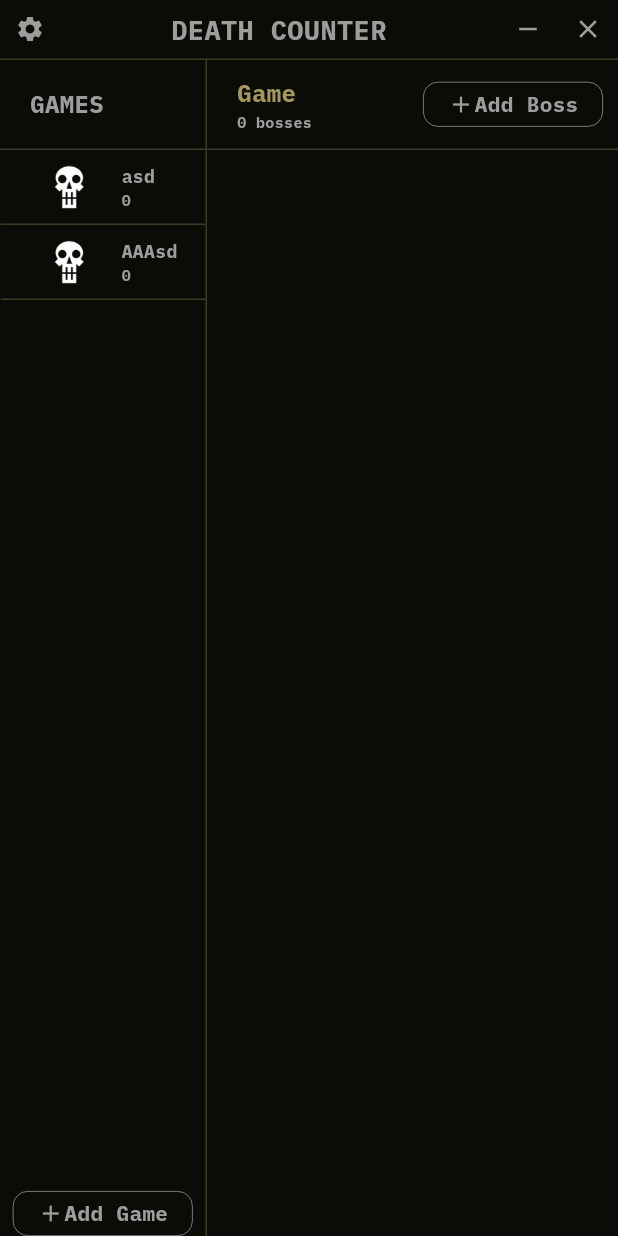
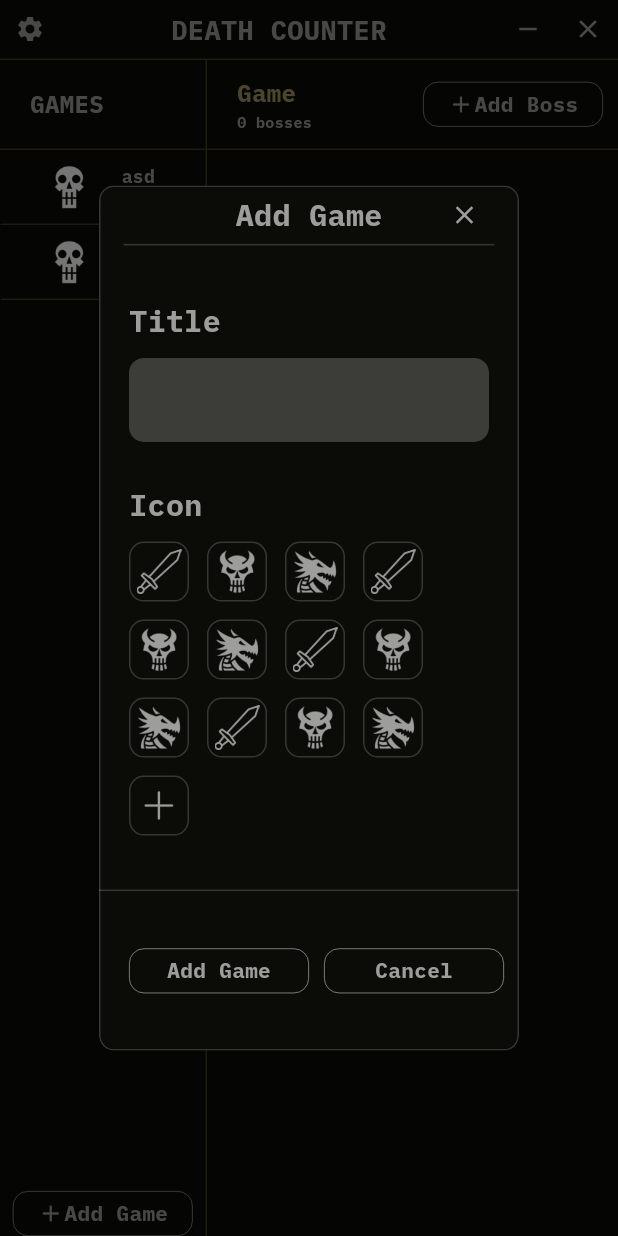
Before and after one commit to Wonder849/Death-Counter, a Flutter app: the screen it shows after launch, after a tap on "Add Game", on a phone screen of 412 x 824 dp. Run offline on Flutter 3.47's test engine with Material 3 defaults, Android fonts, the light colour scheme and no system bars; missing offline and left inert: window_manager.

Commit message:
Implement game add through modal window

```diff
--- a/lib/lists/lists_appearance/lists_headers.dart
+++ b/lib/lists/lists_appearance/lists_headers.dart
@@ -26,7 +26,6 @@ class GameListHeader extends StatelessWidget {
       child: Text(
         "GAMES",
         style: TextStyle(
-          color: MyColors.whiteColor,
           fontSize: MySizes.titlesTextSz,
         ),
       ),
@@ -82,7 +81,6 @@ class BossListHeader extends StatelessWidget {
                     Text(
                       bossCount.toString() + (bossCount == 1 ? " boss" : " bosses"),
                       style: TextStyle(
-                        color: MyColors.whiteColor,
                         fontSize: MySizes.subTitlesTextSz,
                       ),
                     ),
--- a/lib/main.dart
+++ b/lib/main.dart
@@ -1,3 +1,4 @@
+import 'package:death_counter/styles/colors.dart';
 import 'package:flutter/material.dart';
 import 'package:window_manager/window_manager.dart';
 
@@ -31,7 +32,10 @@ class MyApp extends StatelessWidget {
     return MaterialApp(
       debugShowCheckedModeBanner: false,
       title: 'Death Counter',
-      theme: ThemeData(fontFamily: 'IBMPlexMono'),
+      theme: ThemeData(textTheme: ThemeData.dark().textTheme.apply(
+        bodyColor: MyColors.whiteColor,
+        fontFamily: 'IBMPlexMono'
+      )),
       home: MainPage()
     );
   }
--- /dev/null
+++ b/lib/modal_windows/add_modal.dart
@@ -0,0 +1,206 @@
+import 'package:death_counter/models/game_model.dart';
+import 'package:death_counter/styles/colors.dart';
+import 'package:death_counter/styles/sizes.dart';
+import 'package:death_counter/utils/buttons.dart';
+import 'package:flutter/material.dart';
+
+class AddModal extends StatefulWidget {
+
+  AddModal({super.key});
+
+  @override
+  State<AddModal> createState() => _AddModalState();
+}
+
+class _AddModalState extends State<AddModal> {
+  final List<ImageProvider> _iconsList = [
+    AssetImage('Img/sword_icon.png'),
+    AssetImage('Img/demon_skull.png'),
+    AssetImage('Img/dragon.png'),
+        AssetImage('Img/sword_icon.png'),
+    AssetImage('Img/demon_skull.png'),
+    AssetImage('Img/dragon.png'),
+        AssetImage('Img/sword_icon.png'),
+    AssetImage('Img/demon_skull.png'),
+    AssetImage('Img/dragon.png'),
+        AssetImage('Img/sword_icon.png'),
+    AssetImage('Img/demon_skull.png'),
+    AssetImage('Img/dragon.png'),
+
+    AssetImage('Img/Plus.png')
+  ];
+
+  // Controller to get a game title
+  final _controller = TextEditingController();
+
+  int? selectedIndex;
+  ImageProvider selectedIcon = AssetImage('Img/question_mark.png');
+
+  void selectIcon(int index)
+  {
+    setState(() {
+      selectedIndex = index;
+      selectedIcon = _iconsList[index];
+    });
+  }
+
+  @override
+  Widget build(BuildContext context) {
+    return AlertDialog(
+      contentPadding: EdgeInsets.zero,
+      clipBehavior: Clip.antiAlias,
+      shape: RoundedRectangleBorder(
+        side: BorderSide(color: MyColors.greyColor, width: MySizes.borderWidth),
+        borderRadius: BorderRadiusGeometry.circular(10)
+      ),
+      backgroundColor: MyColors.mainDarkColor,
+      content: Container(
+        constraints: BoxConstraints(
+          minHeight: MediaQuery.sizeOf(context).height * 0.6,
+          maxHeight: MediaQuery.sizeOf(context).height * 0.7
+        ),
+        width: MediaQuery.sizeOf(context).width * 0.6,
+        decoration: BoxDecoration(
+          borderRadius: BorderRadiusGeometry.circular(10),
+        ),
+        child: Column(
+          children: [
+            // Title bar with button X
+            Container(
+              height: MySizes.titleBarsHeight,
+              width: MediaQuery.sizeOf(context).width * 0.6,
+              decoration: BoxDecoration(border: Border(bottom: BorderSide(width: MySizes.borderWidth, color: MyColors.greyColor))),
+              child: Stack(
+                alignment: Alignment.center,
+                  children: [
+                    Text("Add Game", style: TextStyle(fontSize: MySizes.modalTextHeadingsSz),),
+                    Positioned(
+                      right: 0,
+                      child: MyIconButton(
+                        icon: (Icons.close),
+                        onPressed: () => {Navigator.of(context).pop()}
+                      ),
+                    ),
+                  ],
+              ),
+            ),
+            // Rest of content: text fields, icons...
+            Expanded(
+              flex: 4,
+              child: Padding(
+                padding: const EdgeInsets.only(left: MySizes.modalContPdd, right: MySizes.modalContPdd),
+                child: Column(
+                  crossAxisAlignment: CrossAxisAlignment.stretch,
+                  mainAxisAlignment: MainAxisAlignment.center,
+                  spacing: MediaQuery.sizeOf(context).height / 30,
+                  children: [
+                    Column(
+                      crossAxisAlignment: CrossAxisAlignment.stretch,
+                      spacing: MySizes.modalContGap,
+                      children: [
+                        Text(
+                          "Title",
+                          style: TextStyle(
+                            fontSize: MySizes.modalTextHeadingsSz,
+                          ),
+                        ),
+                        TextField(
+                          controller: _controller,
+                          cursorColor: MyColors.whiteColor,
+                          decoration: InputDecoration(
+                            filled: true,
+                            fillColor : MyColors.modalTextFieldColor,
+                            enabledBorder: OutlineInputBorder(
+                              borderSide: BorderSide(color: Colors.transparent),
+                              borderRadius: BorderRadius.circular(10),
+                            ),
+                            focusedBorder: OutlineInputBorder(
+                              borderSide: BorderSide(color: Colors.transparent),
+                              borderRadius: BorderRadius.circular(10),
+                            )
+                          ),
+                        )
+                      ],
+                    ),
+                    Column(
+                      crossAxisAlignment: CrossAxisAlignment.stretch,
+                      spacing: MySizes.modalContGap,
+                      children: [
+                        Text(
+                          "Icon",
+                          style: TextStyle(
+                            fontSize: MySizes.modalTextHeadingsSz,
+                          ),
+                        ),
+                       Wrap(
+                        spacing: MySizes.modalIconsGap, // Horizontal gap
+                        runSpacing: MySizes.modalIconsGap, // Vertical gap
+                        children: _iconsList.asMap().entries.map((entry) {
+                          // Need to select icon
+                          final int index = entry.key;
+                          final ImageProvider iconAsset = entry.value;
+                          final bool isSelected = selectedIndex == index;
+
+                          return InkWell(
+                            onTap: () => selectIcon(index),
+                            borderRadius: BorderRadius.circular(MySizes.modalIconsBorderRadius),
+                            hoverColor: MyColors.greyColor,
+                            splashColor: Colors.transparent,
+                            child: Container(
+                              width: MySizes.buttonIconContSz,
+                              height: MySizes.buttonIconContSz,
+                              decoration: BoxDecoration(
+                                borderRadius: BorderRadius.circular(MySizes.modalIconsBorderRadius),
+                                border: BoxBorder.all(color: MyColors.greyColor),
+                                color: isSelected? MyColors.modalIconSelected : Colors.transparent
+                              ),
+                              child: Center(
+                                child: Image(
+                                  color: MyColors.whiteColor,
+                                  image: iconAsset,
+                                  width: MySizes.modalIconsSize,
+                                  height: MySizes.modalIconsSize
+                                ),
+                              ),
+                            ),
+                          );
+                        }).toList(),
+                       )
+                      ],
+                    )
+                  ],
+                ),
+              )
+            ),
+            // Action buttons
+            Expanded(
+              flex: 1,
+              child: Container(
+                decoration: BoxDecoration(
+                  border: Border(top: BorderSide(width: MySizes.borderWidth, color: MyColors.greyColor))
+                ),
+                child: Padding(
+                  padding: const EdgeInsets.only(left: MySizes.modalContPdd, right: MySizes.modalContPdd),
+                  child: Row(
+                    crossAxisAlignment: CrossAxisAlignment.center,
+                    mainAxisAlignment: MainAxisAlignment.end,
+                    spacing: 10,
+                    children: [
+                      MyActionButton(text: "Add Game", onPressed: () {
+                        // To get a game out of modal window
+                        // right to games list
+                        GameModel game = GameModel(gameIcon: selectedIcon, gameName: _controller.text);
+                        Navigator.of(context).pop(game);
+                      }),
+                      MyActionButton(text: "Cancel", onPressed: () {Navigator.of(context).pop(null);})
+                    ],
+                  ),
+                ),
+              ),
+            )
+          ],
+        ),
+      ),
+    );
+  }
+}
--- a/lib/pages/main_page.dart
+++ b/lib/pages/main_page.dart
@@ -1,5 +1,6 @@
 import 'package:death_counter/lists/lists_appearance/lists_body.dart';
 import 'package:death_counter/lists/lists_controllers/boss_list_controller.dart';
+import 'package:death_counter/modal_windows/add_modal.dart';
 import 'package:death_counter/models/boss_model.dart';
 import 'package:death_counter/models/game_model.dart';
 import 'package:death_counter/styles/colors.dart';
@@ -9,6 +10,7 @@ import 'package:death_counter/lists/lists_appearance/lists_headers.dart';
 import 'package:death_counter/utils/buttons.dart';
 import 'package:death_counter/utils/title_bar.dart';
 import 'package:flutter/material.dart';
+import 'package:flutter/services.dart';
 
 class MainPage extends StatefulWidget {
   const MainPage({super.key});
@@ -30,6 +32,21 @@ class _MainPageState extends State<MainPage> {
   void onGameSelected(int index) {
     _gamesListController.SelectGame(index);
     _bossListController.LoadBosses(_gamesListController.gamesList[index].bosses);
+  }
+
+  // For adding games to game list
+  // Opens a modal window and waiting for
+  // user to type a game info and send
+  void addGame() async
+  {
+    final newGame = await showDialog<GameModel>(
+      context: context,
+      builder: (context) { return AddModal(); }
+    );
+
+    if(newGame != null) {
+      _gamesListController.AddGame(game: newGame);
+    }
   }
 
   @override
@@ -56,7 +73,7 @@ class _MainPageState extends State<MainPage> {
                           onGameTap: onGameSelected,
                           ),
                       ),
-                      MyActionButton( icon: Icons.add, iconSize: 18, text: "Add Game", onPressed: () => {})
+                      MyActionButton( icon: Icons.add, iconSize: 18, text: "Add Game", onPressed: () => addGame())
                     ],
                   ),
                 ),
--- a/lib/styles/colors.dart
+++ b/lib/styles/colors.dart
@@ -7,6 +7,8 @@ class MyColors
   static const whiteColor = Color(0xFF9d9d9c);
   static const yellowColor = Color(0xFFB8820A);
   static const almostYellowColor = Color(0xFFA6965F);
-  static const hoverButtonTilesColor = Color.fromARGB(45, 255, 255, 255);
+  static const greyColor = Color.fromARGB(45, 255, 255, 255);
   static const activeTileBg = Color(0xFF17170C);
+  static const modalTextFieldColor = Color(0xFF3C3C39);
+  static const modalIconSelected = Color.fromARGB(80, 255, 255, 255);
 }
--- a/lib/styles/sizes.dart
+++ b/lib/styles/sizes.dart
@@ -2,6 +2,8 @@
 
 class MySizes
 {
+  static const double titleBarsHeight = 40;
+
   static const double textPad20 = 20;
 
   static const double borderWidth = 1;
@@ -21,4 +23,12 @@ class MySizes
   static const double buttonActionWidth = 120;
   static const double buttonActionHeight = 30;
   static const double buttonActionBorderRadius = 10;
+
+  static const double modalTextHeadingsSz = 20;
+  static const double modalContPdd = 20;
+  static const double modalContGap = 10;
+
+  static const double modalIconsGap = 12;
+  static const double modalIconsSize = 30;
+  static const double modalIconsBorderRadius = 10;
 }
--- a/lib/tiles/game_tile.dart
+++ b/lib/tiles/game_tile.dart
@@ -15,7 +15,7 @@ class GameTile extends StatelessWidget {
   Widget build(BuildContext context) {
     return InkWell(
       onTap: onTap,
-      hoverColor: MyColors.hoverButtonTilesColor,
+      hoverColor: MyColors.greyColor,
       splashColor: Colors.transparent,
       child: Container(
         height: MySizes.tilesHight,
--- a/lib/utils/buttons.dart
+++ b/lib/utils/buttons.dart
@@ -21,7 +21,7 @@ class MyIconButton extends StatelessWidget {
   Widget build(BuildContext context) {
     return InkWell(
       onTap: onPressed,
-      hoverColor: MyColors.hoverButtonTilesColor,
+      hoverColor: MyColors.greyColor,
       splashColor: Colors.transparent,
       child: Container(
         width: contSize,
@@ -34,7 +34,7 @@ class MyIconButton extends StatelessWidget {
 }
 
 class MyActionButton extends StatelessWidget {
-  final IconData icon;
+  final IconData? icon;
   final double iconSize;
   final String text;
   final VoidCallback onPressed;
@@ -42,7 +42,7 @@ class MyActionButton extends StatelessWidget {
   final double height;
   const MyActionButton({
     super.key,
-    required this.icon,
+    this.icon,
     this.iconSize = MySizes.iconsSz,
     required this.text,
     required this.onPressed,
@@ -57,7 +57,7 @@ class MyActionButton extends StatelessWidget {
       borderRadius: BorderRadius.all(
         Radius.circular(MySizes.buttonActionBorderRadius),
       ),
-      hoverColor: MyColors.hoverButtonTilesColor,
+      hoverColor: MyColors.greyColor,
       splashColor: Colors.transparent,
       child: Container(
         width: width,
@@ -72,7 +72,9 @@ class MyActionButton extends StatelessWidget {
           crossAxisAlignment: CrossAxisAlignment.center,
           mainAxisAlignment: MainAxisAlignment.center,
           children: [
-            Icon(icon, color: MyColors.whiteColor, size: iconSize),
+            if(icon != null) ...[
+              Icon(icon, color: MyColors.whiteColor, size: iconSize),
+            ],
             Text(text, style: TextStyle(color: MyColors.whiteColor)),
           ],
         ),
--- a/lib/utils/title_bar.dart
+++ b/lib/utils/title_bar.dart
@@ -11,7 +11,7 @@ class CustomTitleBar extends StatelessWidget {
   @override
   Widget build(BuildContext context) {
     return Container(
-      height: 40,
+      height: MySizes.titleBarsHeight,
       decoration: BoxDecoration(
         border: Border(
           bottom: BorderSide(color: MyColors.bordersColor, width: MySizes.borderWidth),
```
Also changed, not shown: Img/Plus.png (added), Img/demon_skull.png (added), Img/question_mark.png (added), Img/sword_icon.png (added).
